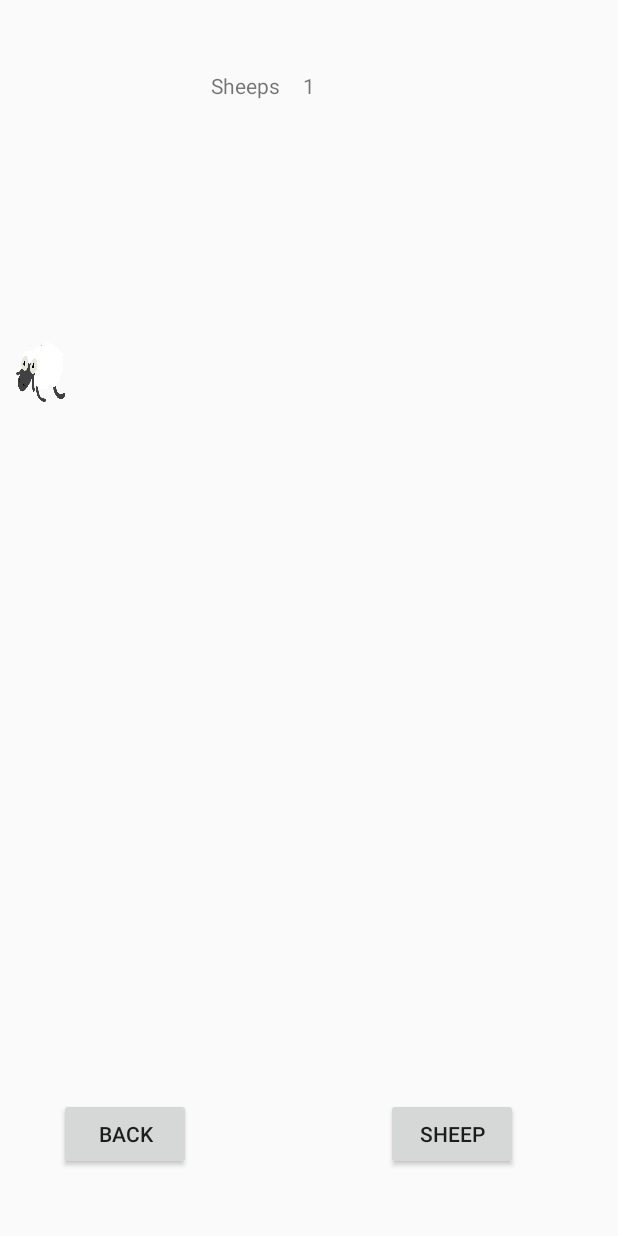
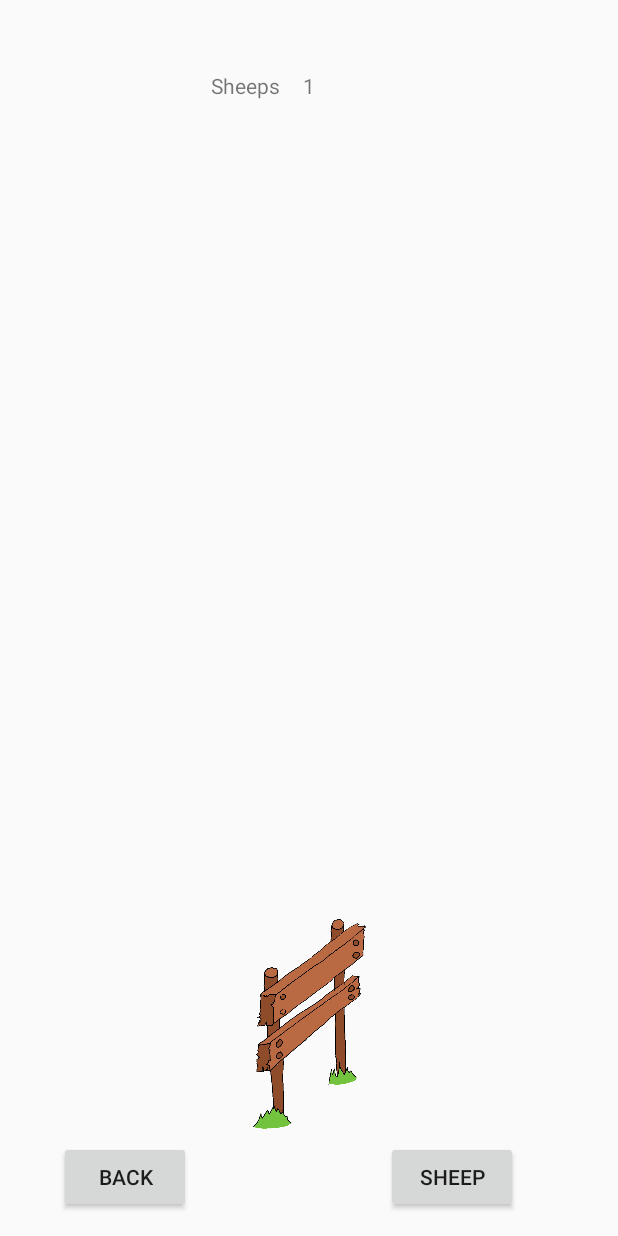
Before and after one commit to LivKondrup/SDC2017-Sheepster, an Android app: the lvl1Activity screen opened directly, with no data from a screen before it, after a tap on "SHEEP", on a phone screen of 412 x 824 dp. Run offline under Robolectric (Android 15) with nearby library versions, the phone set to English and light mode, and no system bars.

Commit message:
Fence in lvl 1

```diff
--- a/app/src/main/java/software/unf/dk/sheepster/CanvasView.java
+++ b/app/src/main/java/software/unf/dk/sheepster/CanvasView.java
@@ -18,6 +18,7 @@ public class CanvasView extends View {
     //Feltvariabler
     Bitmap standardSheep;
     int sheepPosX, height, width;
+    boolean sheepPosNotSet;
     //Paint text, sky;
 
 
@@ -39,11 +40,12 @@ public class CanvasView extends View {
     public void setup(){
         //Constructor
         standardSheep = BitmapFactory.decodeResource(this.getResources(),R.drawable.sheepstandard);
+        sheepPosNotSet = true;
     }
 
     public void animation(){
         Timer animate = new Timer();
-        sheepPosX=0;
+        sheepPosNotSet = true;
         postInvalidate();
         animate.start();
     }
@@ -53,8 +55,13 @@ public class CanvasView extends View {
         //Få fat i højden og bredde af jeres View. I pixels
         height = canvas.getHeight();
         width = canvas.getWidth();
+        if(sheepPosNotSet){
+            sheepPosX = width;
+            sheepPosNotSet = false;
+        }
 
-        //Sæt billederne til den størrelse i vil have dem. Parametrene er det originale BitMap, bredden af det nye bitmap, højden af det nye bitmap, true.
+
+            //Sæt billederne til den størrelse i vil have dem. Parametrene er det originale BitMap, bredden af det nye bitmap, højden af det nye bitmap, true.
         //Bredden og højden skal være i pixels
         standardSheep = Bitmap.createScaledBitmap(standardSheep, width/10, height/10, true);
 
@@ -68,14 +75,14 @@ public class CanvasView extends View {
         @Override
         public void run() {
 
-            while(sheepPosX<width){
+            while(sheepPosX > 0){
                 try {
                     Thread.sleep(1000);
                 } catch (InterruptedException e) {
                     //Nothing
                 }
 
-                sheepPosX += width/100;
+                sheepPosX -= width/100;
                 postInvalidate();
             }
 
--- a/app/src/main/java/software/unf/dk/sheepster/lvl1Activity.java
+++ b/app/src/main/java/software/unf/dk/sheepster/lvl1Activity.java
@@ -5,10 +5,12 @@ import android.support.v7.app.AppCompatActivity;
 import android.os.Bundle;
 import android.content.Intent;
 import android.view.View;
+import android.widget.ImageView;
 import android.widget.TextView;
 
 public class lvl1Activity extends MainActivity {
 
+    private ImageView fence;
     private TextView clickCount;
     private CanvasView lvl1Sheep;
 
@@ -18,6 +20,8 @@ public class lvl1Activity extends MainActivity {
         setContentView(R.layout.lvl1);
         clickCount = findViewById(R.id.countlvl1);
         lvl1Sheep = (CanvasView) findViewById(R.id.lvl1Sheep);
+        fence = (ImageView) findViewById(R.id.fence);
+
         // Gemmer klik, virker ikke
         //count = count2;
         //String count2 = "" + count;
--- a/app/src/main/res/layout/lvl1.xml
+++ b/app/src/main/res/layout/lvl1.xml
@@ -37,7 +37,7 @@
         android:layout_width="wrap_content"
         android:layout_height="wrap_content"
         android:layout_alignParentBottom="true"
-        android:layout_marginBottom="44dp"
+        android:layout_marginBottom="15dp"
         android:layout_marginLeft="39dp"
         android:layout_marginStart="39dp"
         android:onClick="backButton"
@@ -56,4 +56,14 @@
         android:layout_marginLeft="47dp"
         android:layout_marginStart="47dp" />
 
+    <ImageView
+        android:id="@+id/fence"
+        android:layout_width="150dp"
+        android:layout_height="150dp"
+        android:background="@drawable/fence"
+        android:visibility="visible"
+        app:srcCompat="@drawable/fence"
+        android:layout_above="@+id/backButton"
+        android:layout_centerHorizontal="true" />
+
 </RelativeLayout>
```
